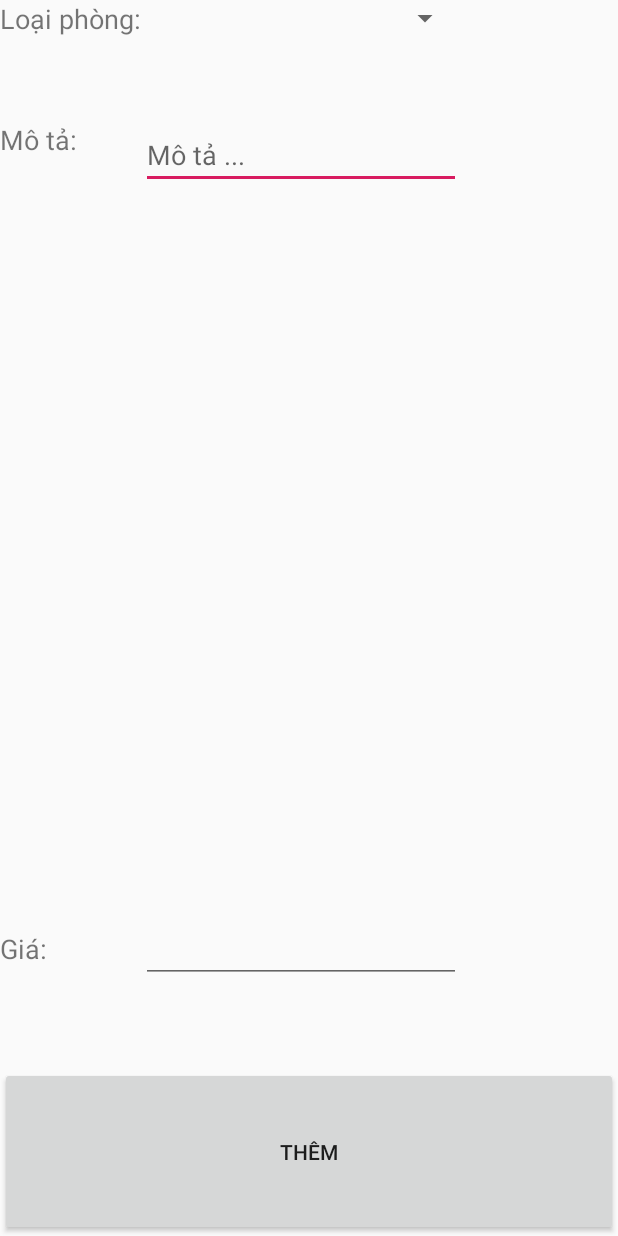
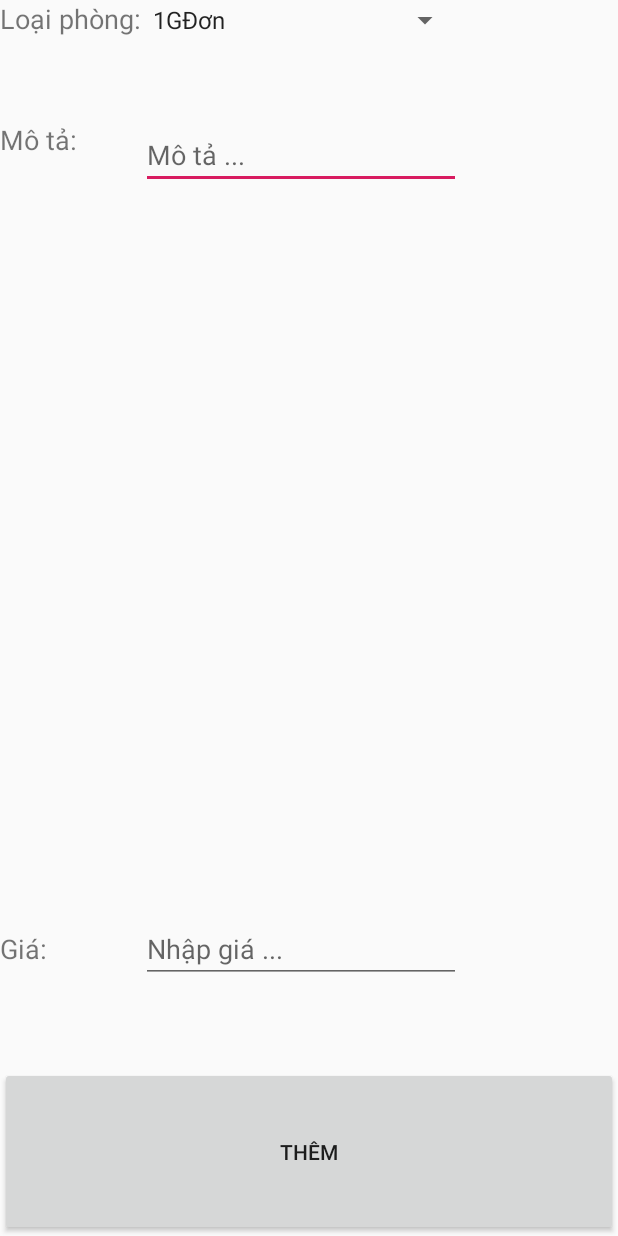
Before and after one commit to trvthanh/Android_QLKS, an Android app: the ThemPhong screen opened directly, with no data from a screen before it, on a phone screen of 412 x 824 dp. Run offline under Robolectric (Android 15) with nearby library versions, the phone set to English and light mode, and no system bars.

Commit message:
Thanh: commit hien thi phong len list view

```diff
--- a/app/src/main/res/layout/qlphong_layout.xml
+++ b/app/src/main/res/layout/qlphong_layout.xml
@@ -21,4 +21,9 @@
         android:layout_height="wrap_content"
         android:text="Thêm phòng" />
 
+    <ListView
+        android:id="@+id/listPhong"
+        android:layout_width="match_parent"
+        android:layout_height="match_parent" />
+
 </LinearLayout>
--- a/app/src/main/res/layout/them_phong_activity.xml
+++ b/app/src/main/res/layout/them_phong_activity.xml
@@ -23,7 +23,8 @@
         <Spinner
             android:id="@+id/cbxLoaiPhong"
             android:layout_width="match_parent"
-            android:layout_height="wrap_content" />
+            android:layout_height="wrap_content"
+            android:entries="@array/LoaiPhong"/>
 
     </TableRow>
 
@@ -78,7 +79,8 @@
             android:layout_width="wrap_content"
             android:layout_height="wrap_content"
             android:ems="10"
-            android:inputType="number" />
+            android:inputType="number"
+            android:hint="Nhập giá ..."/>
 
     </TableRow>
 
--- a/app/src/main/res/values/strings.xml
+++ b/app/src/main/res/values/strings.xml
@@ -1,3 +1,11 @@
 <resources>
     <string name="app_name">QLKS</string>
+
+    //List Loại Phong(cbxThemPhong)
+    <string-array name="LoaiPhong">
+        <item>1GĐơn</item>
+        <item>2GĐơn</item>
+        <item>1GĐôi</item>
+        <item>2GĐôi</item>
+    </string-array>
 </resources>
```
Also changed, not shown: app/src/main/java/com/trvthanh/qlks/Database.java (+100 -9 lines), app/src/main/java/com/trvthanh/qlks/MainActivity.java (+15 -0 lines), app/src/main/java/com/trvthanh/qlks/Phong.java (+12 -0 lines), app/src/main/java/com/trvthanh/qlks/QLPhongActivity.java (+46 -0 lines), 1 other file.
